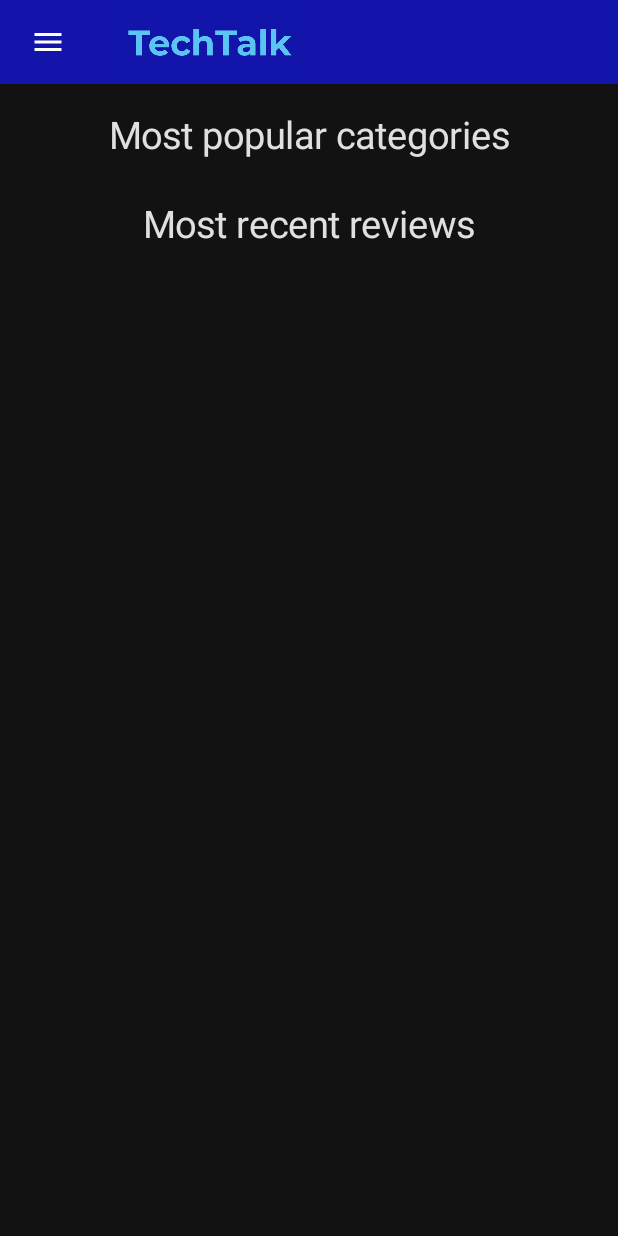
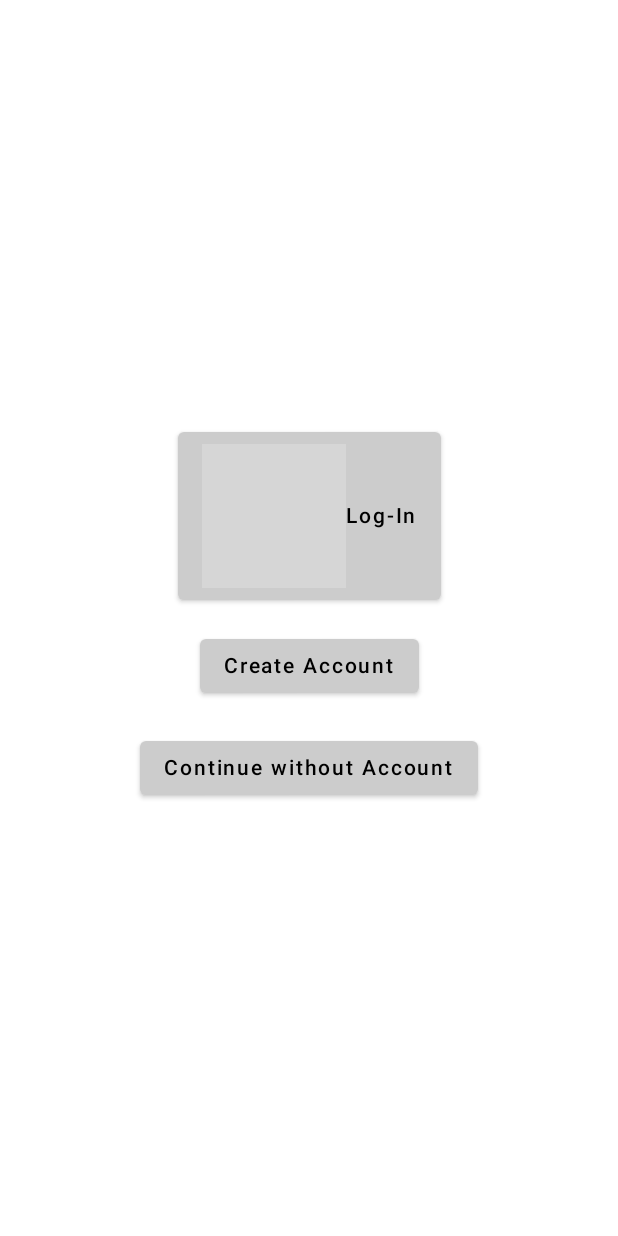
Before and after one commit to xmikuskad/mtaa-frontend, an Android app built with Jetpack Compose: the screen it shows after launch (MainMenuActivity before the commit, FirstLaunchActivity after it), on a phone screen of 412 x 824 dp. Run offline under Robolectric (Android 15) with nearby library versions, the phone set to English and light mode, and no system bars; 3 statements that could not run were skipped; grey boxes are pictures that could not be loaded.

Commit message:
First launch screen changes

```diff
--- a/app/src/main/AndroidManifest.xml
+++ b/app/src/main/AndroidManifest.xml
@@ -25,5 +25,6 @@
         <activity android:name=".activities.CategoriesActivity"/>
         <activity android:name=".activities.ProductsActivity"/>
         <activity android:name=".activities.ReviewsActivity"/>
+        <activity android:name=".activities.FirstLaunchActivity"/>
     </application>
 </manifest>
--- a/app/src/main/java/com/mtaa/techtalk/activities/FirstLaunchActivity.kt
+++ b/app/src/main/java/com/mtaa/techtalk/activities/FirstLaunchActivity.kt
@@ -4,14 +4,17 @@ import android.content.Intent
 import android.os.Bundle
 import androidx.activity.ComponentActivity
 import androidx.activity.compose.setContent
-import androidx.compose.foundation.layout.Column
-import androidx.compose.foundation.layout.fillMaxWidth
-import androidx.compose.material.Button
-import androidx.compose.material.Icon
-import androidx.compose.material.Text
+import androidx.annotation.DrawableRes
+import androidx.compose.foundation.background
+import androidx.compose.foundation.layout.*
+import androidx.compose.material.*
+import androidx.compose.runtime.Composable
+import androidx.compose.ui.Alignment
 import androidx.compose.ui.Modifier
+import androidx.compose.ui.graphics.Color
 import androidx.compose.ui.platform.LocalContext
 import androidx.compose.ui.res.painterResource
+import androidx.compose.ui.unit.dp
 import com.mtaa.techtalk.R
 import com.mtaa.techtalk.ui.theme.TechTalkTheme
 
@@ -20,32 +23,68 @@ class FirstLaunchActivity : ComponentActivity() {
         super.onCreate(savedInstanceState)
 
         setContent {
+            TechTalkTheme(true) {
+                FirstLaunchScreen()
+            }
+        }
+    }
+}
+
+@Composable
+fun FirstLaunchScreen() {
     val context = LocalContext.current
-            TechTalkTheme(true) {
     Column(
-                    modifier = Modifier.fillMaxWidth()
+        modifier = Modifier.fillMaxSize(),
+        verticalArrangement = Arrangement.Center,
+        horizontalAlignment = Alignment.CenterHorizontally
     ) {
-                    Button(onClick = { println("Log-In Screen") }) {
+        Button(
+            modifier = Modifier.padding(10.dp),
+            onClick = { println("Log-In Screen") },
+            colors = ButtonDefaults.buttonColors(
+                backgroundColor = Color.LightGray
+            )
+        )
+        {
             Icon(
                 painter = painterResource(R.drawable.ic_baseline_login_36),
                 contentDescription = null
             )
-                        Text("Log-In")
+            Text(
+                text = "Log-In",
+                color = Color.Black
+            )
         }
-                    Button(onClick = { println("Create Account Screen") }) {
-                        Text("Create Account")
+        Button(
+            modifier = Modifier.padding(10.dp),
+            onClick = { println("Create Account Screen") },
+            colors = ButtonDefaults.buttonColors(
+                backgroundColor = Color.LightGray
+            )
+        )
+        {
+            Text(
+                text = "Create Account",
+                color = Color.Black
+            )
         }
-                    Button(onClick = {
+        Button(
+            modifier = Modifier.padding(10.dp),
+            onClick = {
                 val intent = Intent(context, MainMenuActivity::class.java)
                 intent.putExtra("activity", "first-launch")
                 intent.flags =
                     Intent.FLAG_ACTIVITY_NEW_TASK or Intent.FLAG_ACTIVITY_CLEAR_TASK or Intent.FLAG_ACTIVITY_NO_ANIMATION
                 context.startActivity(intent)
-                    }) {
-                        Text("Continue without Account")
+            },
+            colors = ButtonDefaults.buttonColors(
+                backgroundColor = Color.LightGray
+            )
+        ) {
+            Text(
+                text = "Continue without Account",
+                color = Color.Black
+            )
         }
     }
 }
-        }
-    }
-}
--- a/app/src/main/java/com/mtaa/techtalk/activities/SplashActivity.kt
+++ b/app/src/main/java/com/mtaa/techtalk/activities/SplashActivity.kt
@@ -63,7 +63,7 @@ class SplashActivity : ComponentActivity() {
                 }
 
                 //Load new screen
-                val intent = Intent(context, MainMenuActivity::class.java)
+                val intent = Intent(context, FirstLaunchActivity::class.java)
                 intent.putExtra("activity","splash")
                 intent.flags =
                     Intent.FLAG_ACTIVITY_NEW_TASK or Intent.FLAG_ACTIVITY_CLEAR_TASK or Intent.FLAG_ACTIVITY_NO_ANIMATION
@@ -83,12 +83,11 @@ class SplashActivity : ComponentActivity() {
 fun SplashScreen() {
     Column(
         modifier = Modifier.fillMaxSize(),
+        verticalArrangement = Arrangement.Center,
         horizontalAlignment = Alignment.CenterHorizontally
     )
     {
         Box(
-            // TODO Workaround this padding maybe
-            modifier = Modifier.padding(top = 150.dp),
             contentAlignment = Alignment.Center
         ) {
             Image(
```
Lines whose indentation alone changed are shown as unchanged.
